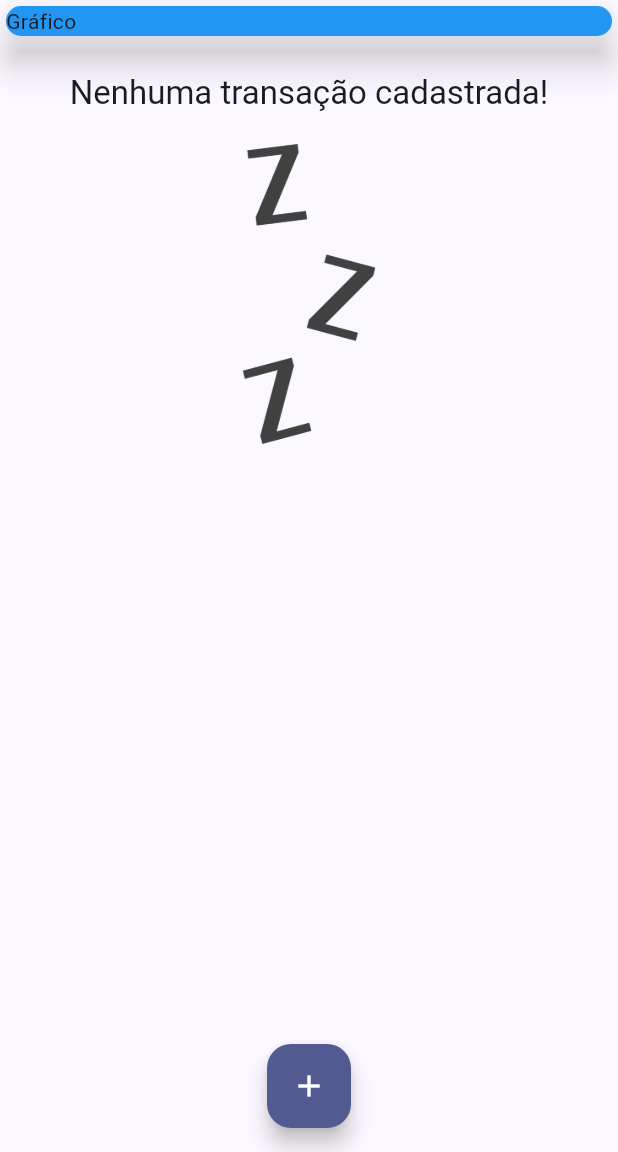
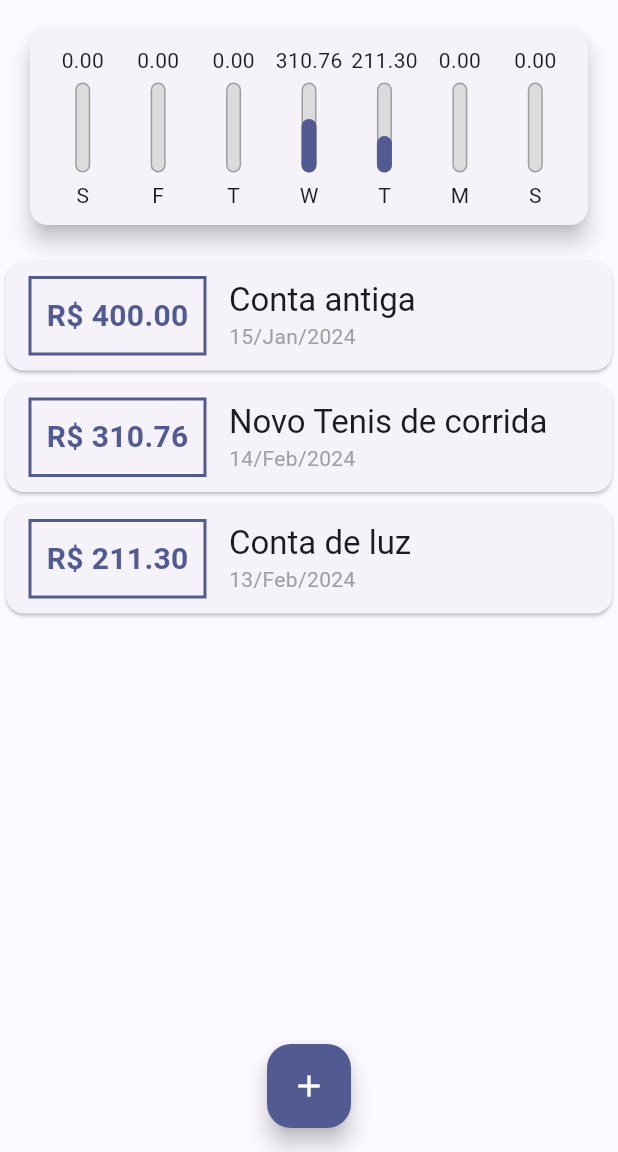
Before and after one commit to EliasDev-Flutter/Personal-Expenses, a Flutter app: the screen it shows after launch, on a phone screen of 412 x 824 dp, the part 84-1236 px from its top. Run offline on Flutter 3.47's test engine with Material 3 defaults, Android fonts, the phone set to English and light mode, and no system bars; Roboto replaces fonts that are missing (Quicksand-Bold).

Commit message:
ajustando grafico

```diff
--- a/lib/components/chart.dart
+++ b/lib/components/chart.dart
@@ -1,6 +1,7 @@
 import 'package:expenses/models/transaction.dart';
 import 'package:intl/intl.dart';
 import 'package:flutter/material.dart';
+import 'chart_bar.dart';
 
 class Chart extends StatelessWidget {
   final List<Transaction> recentTransaction;
@@ -31,13 +32,32 @@ class Chart extends StatelessWidget {
     });
   }
 
+  double get _weekTotalValue {
+    return groupedTransactions.fold(0.0, (sum, tr) {
+      return sum + (tr['value'] as double);
+    });
+  }
+
   @override
   Widget build(BuildContext context) {
-    return const Card(
+    return Card(
       elevation: 6,
-      margin: EdgeInsets.all(20),
-      child: Row(
-        children: [],
+      margin: const EdgeInsets.all(20),
+      child: Padding(
+        padding: const EdgeInsets.all(10.0),
+        child: Row(
+          mainAxisAlignment: MainAxisAlignment.spaceAround,
+          children: groupedTransactions.map((tr) {
+            return Flexible(
+              fit: FlexFit.tight,
+              child: ChartBar(
+                label: tr['day'] as String,
+                value: tr['value'] as double,
+                percentage: (tr['value'] as double) / _weekTotalValue,
+              ),
+            );
+          }).toList(),
+        ),
       ),
     );
   }
--- /dev/null
+++ b/lib/components/chart_bar.dart
@@ -0,0 +1,57 @@
+import 'package:flutter/material.dart';
+
+class ChartBar extends StatelessWidget {
+  final String label;
+  final double value;
+  final double percentage;
+
+  const ChartBar({
+    super.key,
+    required this.label,
+    required this.value,
+    required this.percentage,
+  });
+
+  @override
+  Widget build(BuildContext context) {
+    return Column(
+      children: [
+        FittedBox(
+          child: Text(value.toStringAsFixed(2)),
+        ),
+        const SizedBox(
+          height: 5,
+        ),
+        SizedBox(
+          height: 60,
+          width: 10,
+          child: Stack(alignment: Alignment.bottomCenter, children: [
+            Container(
+              decoration: BoxDecoration(
+                border: Border.all(
+                  color: Colors.grey,
+                  width: 1.0,
+                ),
+                color: const Color.fromRGBO(220, 220, 220, 1),
+                borderRadius: BorderRadius.circular(5),
+              ),
+            ),
+            FractionallySizedBox(
+              heightFactor: percentage,
+              child: Container(
+                decoration: BoxDecoration(
+                  color: Theme.of(context).colorScheme.primary,
+                  borderRadius: BorderRadius.circular(5),
+                ),
+              ),
+            ),
+          ]),
+        ),
+        const SizedBox(
+          height: 5,
+        ),
+        Text(label),
+      ],
+    );
+  }
+}
--- a/lib/main.dart
+++ b/lib/main.dart
@@ -1,3 +1,4 @@
+import 'package:expenses/components/chart.dart';
 import 'package:flutter/material.dart';
 import 'dart:math';
 import 'components/transaction_form.dart';
@@ -34,7 +35,32 @@ class MyHomePage extends StatefulWidget {
 }
 
 class _MyHomePageState extends State<MyHomePage> {
-  final List<Transaction> _transactions = [];
+  final List<Transaction> _transactions = [
+    Transaction(
+      id: 't0',
+      title: 'Conta antiga',
+      value: 400.00,
+      date: DateTime.now().subtract(const Duration(days: 33)),
+    ),
+    Transaction(
+      id: 't1',
+      title: 'Novo Tenis de corrida',
+      value: 310.76,
+      date: DateTime.now().subtract(const Duration(days: 3)),
+    ),
+    Transaction(
+      id: 't2',
+      title: 'Conta de luz',
+      value: 211.30,
+      date: DateTime.now().subtract(const Duration(days: 4)),
+    ),
+  ];
+
+  List<Transaction> get _recentTransactions {
+    return _transactions.where((tr) {
+      return tr.date.isAfter(DateTime.now().subtract(const Duration(days: 7)));
+    }).toList();
+  }
 
   _addTransaction(String title, double value) {
     final newTransaction = Transaction(
@@ -86,13 +112,7 @@ class _MyHomePageState extends State<MyHomePage> {
         child: Column(
           crossAxisAlignment: CrossAxisAlignment.stretch,
           children: [
-            const SizedBox(
-              child: Card(
-                color: Colors.blue,
-                elevation: 10,
-                child: Text('Gráfico'),
-              ),
-            ),
+            Chart(_recentTransactions),
             TransactionList(_transactions),
           ],
         ),
```
